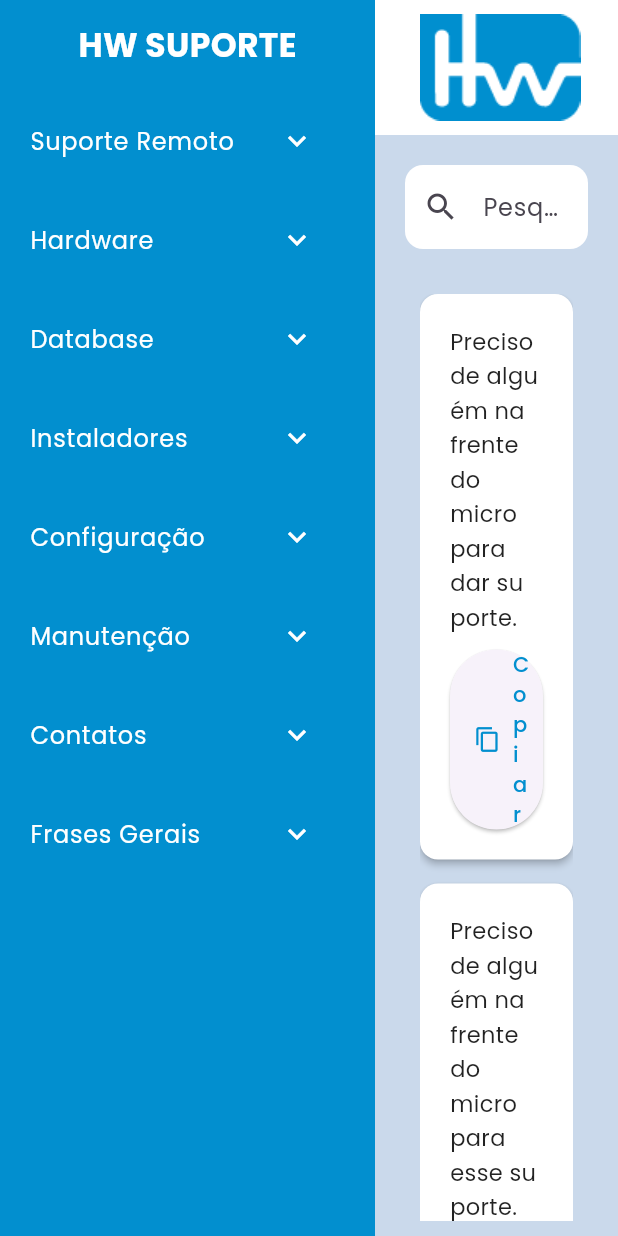
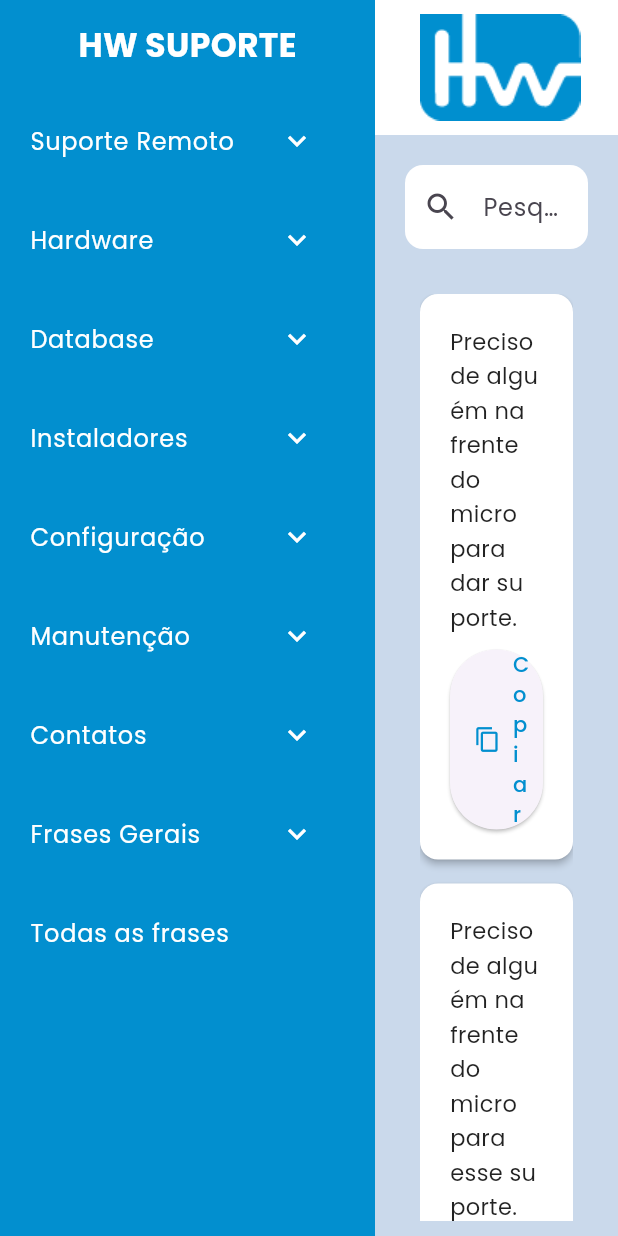
Before and after one commit to Ninassc/HW-Frases-Suporte-Flutter, a Flutter app: the screen it shows after launch, on a phone screen of 412 x 824 dp. Run offline on Flutter 3.47's test engine with Material 3 defaults, Android fonts, the phone set to English and light mode, and no system bars; our stand-ins replace device_preview.

Commit message:
Add ListTile for "Todas as frases" option and update filtering logic in HomePage

```diff
--- a/lib/main.dart
+++ b/lib/main.dart
@@ -35,6 +35,10 @@ class MyApp extends StatelessWidget {
           collapsedTextColor: Colors.white,
         ),
 
+        listTileTheme: ListTileThemeData(
+          textColor: Colors.white,
+        ),
+
         textSelectionTheme: const TextSelectionThemeData(
           selectionColor: Color(0x55028FCF),
           selectionHandleColor: Color(0xFF028FCF),
--- a/lib/pages/home_page.dart
+++ b/lib/pages/home_page.dart
@@ -40,6 +40,10 @@ class _HomePageState extends State<HomePage> {
       final texto = frase["texto"].toString().toLowerCase();
       final correspondePesquisa = texto.contains(pesquisa.toLowerCase());
       final correspondeSubmenu = frase["subcategoria"] == submenuSelecionado;
+
+      if(submenuSelecionado == "todas"){
+        return correspondePesquisa;
+      }
 
       return correspondePesquisa && correspondeSubmenu;
     }).toList();
@@ -180,6 +184,16 @@ class _HomePageState extends State<HomePage> {
                             });
                           },
                         ),
+                        ListTile(
+                          contentPadding: EdgeInsets.only(left: 20, right: 40, top: 10),
+                          title: Text("Todas as frases"),
+                          mouseCursor: SystemMouseCursors.click,
+                          onTap: () => {
+                            setState(() {
+                              submenuSelecionado = "todas";
+                            })
+                          },
+                        )
                       ],
                     ),
                   ),
```
